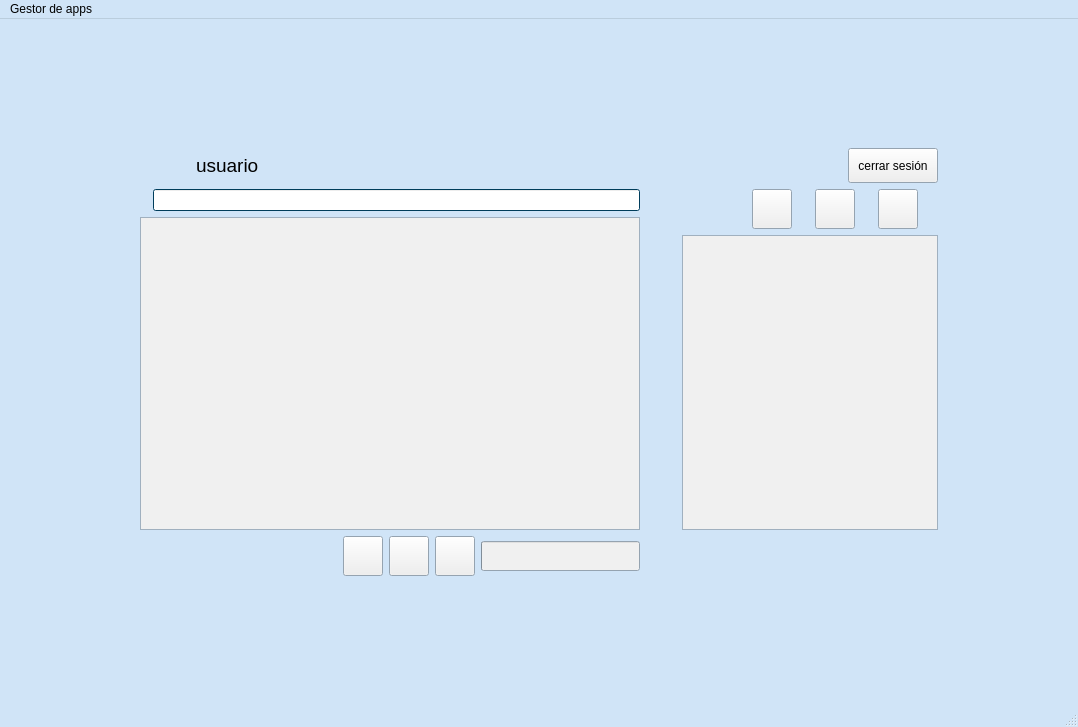
Old version of the form gestor_apps/interfaz_1/mainwindow.ui in the repository AgustinDelgadoEstevez04/Repositorio_Dam_Tarde_Aerolaser.
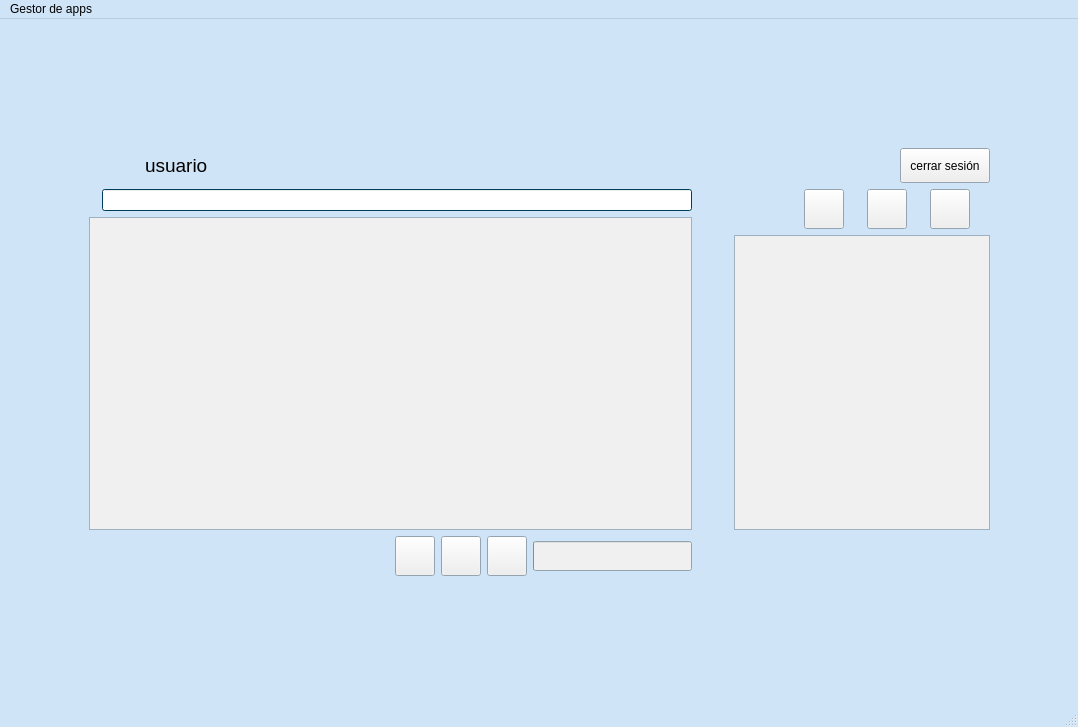
New version of the form. Icons and pictures are not drawn.

What changed in the file:
```diff
--- a/gestor_apps/interfaz_1/mainwindow.ui
+++ b/gestor_apps/interfaz_1/mainwindow.ui
@@ -239,6 +239,18 @@
        <layout class="QHBoxLayout" name="horizontalLayout_5">
         <item>
          <widget class="QLabel" name="label">
+          <property name="minimumSize">
+           <size>
+            <width>300</width>
+            <height>40</height>
+           </size>
+          </property>
+          <property name="maximumSize">
+           <size>
+            <width>350</width>
+            <height>40</height>
+           </size>
+          </property>
           <property name="palette">
            <palette>
             <active>
```
